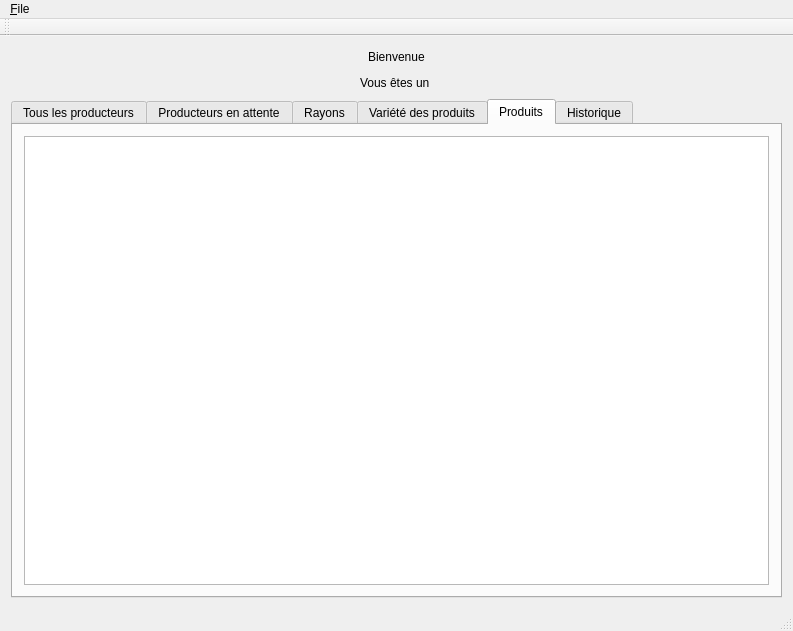
The window that mainwindow.ui (kevinall05/gestionProjetAgriculture) describes before a commit, drawn with Qt 5.
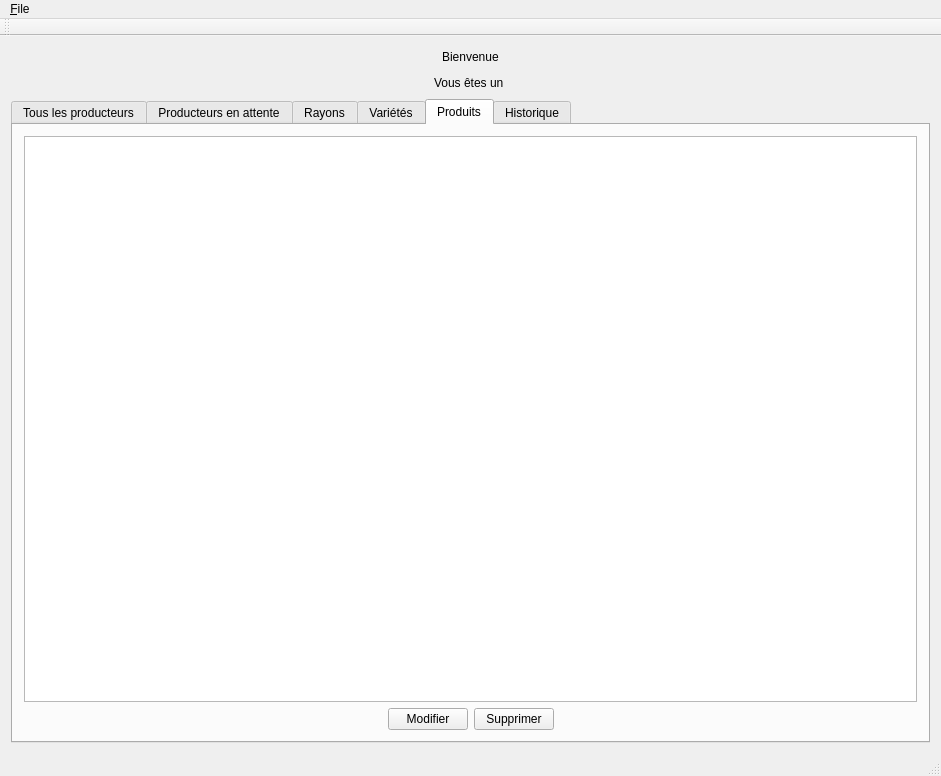
The same window after the commit. The open tabs and pages were chosen to show the change.

The edit to the form file:
```diff
--- a/mainwindow.ui
+++ b/mainwindow.ui
@@ -6,14 +6,12 @@
    <rect>
     <x>0</x>
     <y>0</y>
-    <width>793</width>
-    <height>631</height>
+    <width>941</width>
+    <height>776</height>
    </rect>
   </property>
   <property name="font">
-   <font>
-    <family>Dingbats</family>
-   </font>
+   <font/>
   </property>
   <property name="focusPolicy">
    <enum>Qt::TabFocus</enum>
@@ -553,7 +551,7 @@
       </widget>
       <widget class="QWidget" name="tabVarietes">
        <attribute name="title">
-        <string>Variété des produits</string>
+        <string>Variétés</string>
        </attribute>
        <layout class="QVBoxLayout" name="verticalLayout_4">
         <item>
@@ -713,6 +711,50 @@
           </attribute>
          </widget>
         </item>
+        <item>
+         <layout class="QHBoxLayout" name="horizontalLayout_15">
+          <item>
+           <spacer name="horizontalSpacer_30">
+            <property name="orientation">
+             <enum>Qt::Horizontal</enum>
+            </property>
+            <property name="sizeHint" stdset="0">
+             <size>
+              <width>40</width>
+              <height>20</height>
+             </size>
+            </property>
+           </spacer>
+          </item>
+          <item>
+           <widget class="QPushButton" name="pushButtonModifVariete_2">
+            <property name="text">
+             <string>Modifier</string>
+            </property>
+           </widget>
+          </item>
+          <item>
+           <widget class="QPushButton" name="pushButtonSupprVariete_2">
+            <property name="text">
+             <string>Supprimer</string>
+            </property>
+           </widget>
+          </item>
+          <item>
+           <spacer name="horizontalSpacer_29">
+            <property name="orientation">
+             <enum>Qt::Horizontal</enum>
+            </property>
+            <property name="sizeHint" stdset="0">
+             <size>
+              <width>40</width>
+              <height>20</height>
+             </size>
+            </property>
+           </spacer>
+          </item>
+         </layout>
+        </item>
        </layout>
       </widget>
       <widget class="QWidget" name="tabHistorique">
@@ -738,8 +780,8 @@
     <rect>
      <x>0</x>
      <y>0</y>
-     <width>793</width>
-     <height>24</height>
+     <width>941</width>
+     <height>23</height>
     </rect>
    </property>
    <widget class="QMenu" name="menu_File">
```
Left out of the diff: 49 changed lines with no effect on the pictures.
